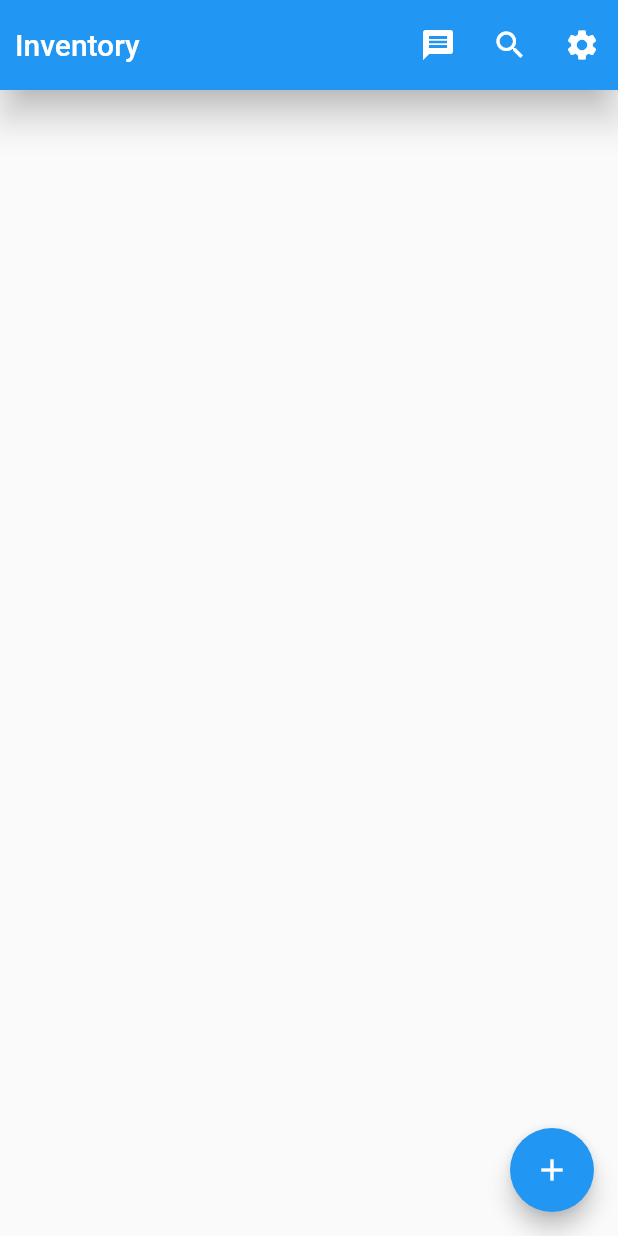
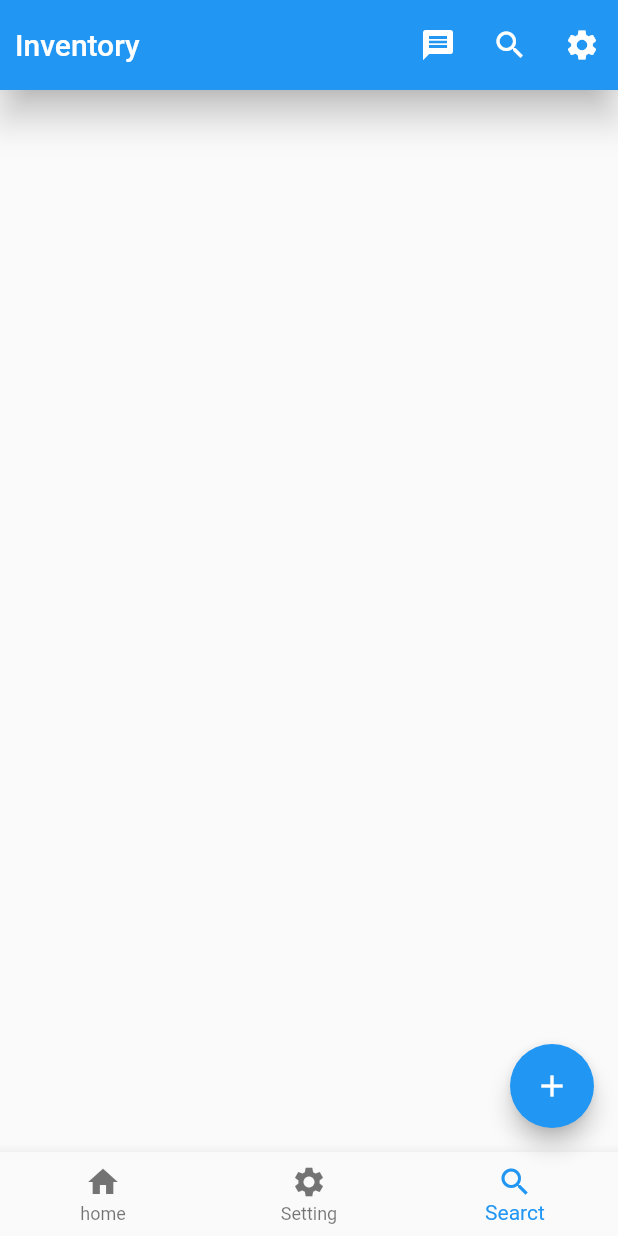
Before and after one commit to sohel7/flutter_office_practice, a Flutter app: the screen it shows after launch, on a phone screen of 412 x 824 dp. Run offline on Flutter 3.47's test engine with Material 2 defaults, Android fonts, the phone set to English and light mode, and no system bars.

Commit message:
commit first

```diff
--- a/lib/main.dart
+++ b/lib/main.dart
@@ -53,7 +53,6 @@ class HomeActivity extends StatelessWidget{
           IconButton(onPressed: (){MySnackBar("Settings", context);}, icon: Icon(Icons.settings)),
         ],
       ),
-
       floatingActionButton: FloatingActionButton(
         elevation: 6,
         child: Icon(Icons.add),
@@ -63,6 +62,16 @@ class HomeActivity extends StatelessWidget{
 
         },
       ),
+    bottomNavigationBar: BottomNavigationBar(
+      currentIndex: 2,// will show the active index
+      items: [
+
+        BottomNavigationBarItem(icon: Icon(Icons.home), label: "home"),
+        BottomNavigationBarItem(icon: Icon(Icons.settings), label: "Setting"),
+        BottomNavigationBarItem(icon: Icon(Icons.search), label: "Searct"),
+      ],
+    ),
+
     );
   }
 }
```
